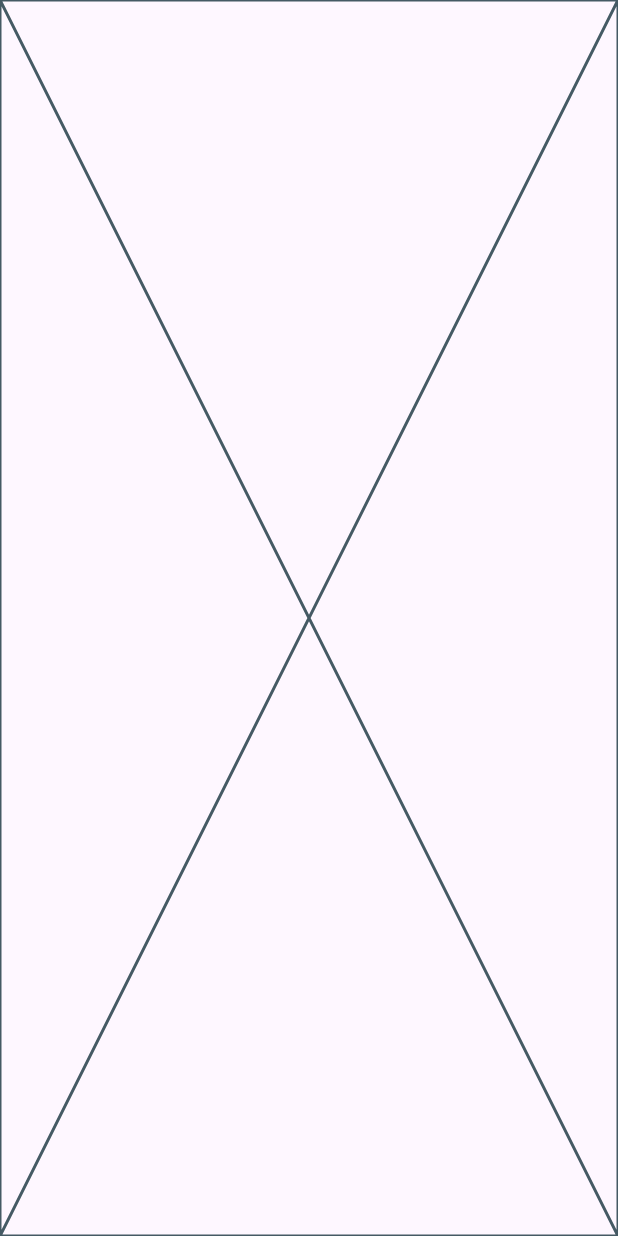
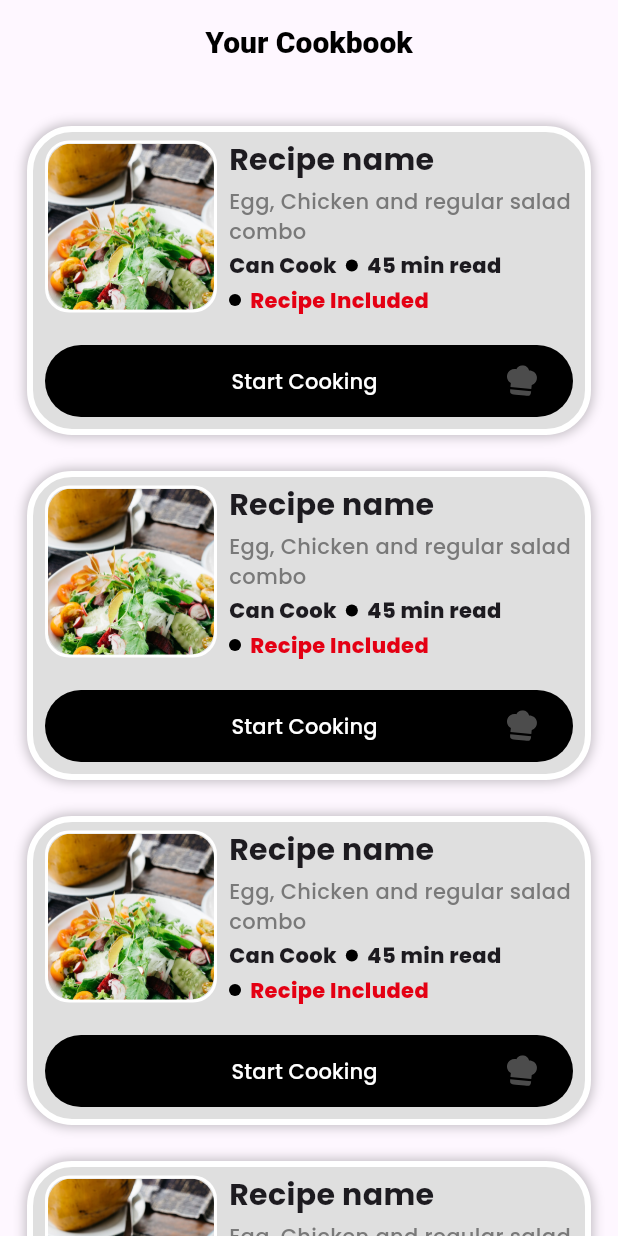
Before and after one commit to Nishan123/Yumm-AI, a Flutter app: the CookbookScreen screen opened directly, on a phone screen of 412 x 824 dp. Run offline on Flutter 3.47's test engine with Material 3 defaults, Android fonts, the phone set to English and light mode, and no system bars; our stand-ins replace cached_network_image, flutter_lucide, flutter_svg, readmore.

Commit message:
feat: Enhance UI with new Scanner and Cookbook features, update login/signup screens, and add secondary button

```diff
--- a/lib/core/styles/app_colors.dart
+++ b/lib/core/styles/app_colors.dart
@@ -8,10 +8,9 @@ class AppColors {
   static Color extraLightBlackColor = const Color.fromARGB(255, 223, 223, 223);
   static Color shadowColor = const Color.fromARGB(60, 0, 0, 0);
   static Color whiteShadowColor = const Color.fromARGB(255, 186, 255, 175);
+  static Color lightWhiteColor = const Color.fromARGB(60, 255, 255, 255);
   static Color whiteColor = Colors.white;
   static Color normalIconColor = const Color.fromARGB(80, 0, 0, 0);
   static Color blueColor = const Color.fromARGB(255, 73, 0, 162);
   static Color redColor = const Color.fromARGB(255, 228, 0, 19);
-
-
 }
--- a/lib/main.dart
+++ b/lib/main.dart
@@ -2,6 +2,7 @@ import 'package:flutter/material.dart';
 import 'package:yumm_ai/core/styles/app_colors.dart';
 import 'package:yumm_ai/core/styles/app_text_styles.dart';
 import 'package:yumm_ai/screens/main/main_screen.dart';
+import 'package:yumm_ai/screens/scanner/scanner_screen.dart';
 
 void main() {
   runApp(const MyApp());
@@ -21,7 +22,7 @@ class MyApp extends StatelessWidget {
         ),
       ),
       debugShowCheckedModeBanner: false,
-      home: MainScreen(),
+      home: ScannerScreen(),
     );
   }
 }
--- a/lib/screens/auth/signup_screen.dart
+++ b/lib/screens/auth/signup_screen.dart
@@ -37,7 +37,7 @@ class _SignupScreenState extends State<SignupScreen> {
                     child: Column(
                       crossAxisAlignment: CrossAxisAlignment.start,
                       mainAxisAlignment: MainAxisAlignment.center,
-                      spacing: 24,
+                      spacing: 20,
                       children: [
                         SizedBox(height: 50),
                         Spacer(),
@@ -104,13 +104,14 @@ class _SignupScreenState extends State<SignupScreen> {
 
                         PrimaryButton(
                           text: "Sign Up",
-                          backgroundColor: AppColors.primaryColor,
                         ),
                         CustomDivider(),
+
                         GoogleSigninButton(
                           onTap: () {},
                           text: "Sign Up with Google",
                         ),
+
                         Spacer(),
                         Row(
                           mainAxisAlignment: MainAxisAlignment.center,
--- a/lib/screens/cookbook/cookbook_screen.dart
+++ b/lib/screens/cookbook/cookbook_screen.dart
@@ -1,4 +1,5 @@
 import 'package:flutter/material.dart';
+import 'package:yumm_ai/screens/cookbook/widgets/cookbook_card.dart';
 
 class CookbookScreen extends StatefulWidget {
   const CookbookScreen({super.key});
@@ -10,6 +11,25 @@ class CookbookScreen extends StatefulWidget {
 class _CookbookScreenState extends State<CookbookScreen> {
   @override
   Widget build(BuildContext context) {
-    return Scaffold(body: SafeArea(child: Placeholder()));
+    return Scaffold(
+      appBar: AppBar(title: Text("Your Cookbook")),
+      body: SafeArea(
+        child: SingleChildScrollView(
+          child: Column(
+            children: [
+              SizedBox(height: 28,),
+              ListView.builder(
+                shrinkWrap: true,
+                physics: NeverScrollableScrollPhysics(),
+                itemCount: 12,
+                itemBuilder: (context, index) {
+                  return CookbookCard();
+                },
+              ),
+            ],
+          ),
+        ),
+      ),
+    );
   }
 }
--- /dev/null
+++ b/lib/screens/cookbook/widgets/cookbook_card.dart
@@ -0,0 +1,184 @@
+import 'package:flutter/material.dart';
+import 'package:yumm_ai/core/styles/app_colors.dart';
+import 'package:yumm_ai/core/styles/app_text_styles.dart';
+import 'package:yumm_ai/widgets/dot.dart';
+import 'package:yumm_ai/widgets/secondary_button.dart';
+
+class CookbookCard extends StatelessWidget {
+  const CookbookCard({super.key});
+
+  @override
+  Widget build(BuildContext context) {
+    var mq = MediaQuery.of(context).size;
+
+    return Dismissible(
+      confirmDismiss: (direction) async {
+        return await showDialog(
+          context: context,
+          builder: (BuildContext context) {
+            return AlertDialog(
+              title: Text('Delete Recipe'),
+              content: Text('Are you sure you want to delete this recipe?'),
+              actions: [
+                TextButton(
+                  onPressed: () => Navigator.of(context).pop(false),
+                  child: Text('Cancel'),
+                ),
+                TextButton(
+                  onPressed: () => Navigator.of(context).pop(true),
+                  child: Text('Delete'),
+                ),
+              ],
+            );
+          },
+        );
+      },
+      background: Container(
+        margin: EdgeInsets.only(bottom: 24),
+        padding: EdgeInsets.only(right: 30),
+        color: AppColors.redColor,
+        child: Row(
+          mainAxisAlignment: MainAxisAlignment.end,
+          crossAxisAlignment: CrossAxisAlignment.center,
+          children: [
+            SizedBox(height: MediaQuery.of(context).size.height * 0.5),
+            Icon(Icons.delete, color: Colors.white, size: 32),
+            SizedBox(height: 4),
+            Text(
+              'Delete',
+              style: TextStyle(
+                color: Colors.white,
+                fontWeight: FontWeight.bold,
+              ),
+            ),
+          ],
+        ),
+      ),
+      key: Key(UniqueKey().toString()),
+      direction: DismissDirection.endToStart,
+      child: Container(
+        padding: EdgeInsets.only(left: 8, right: 8, bottom: 8, top: 4),
+        margin: EdgeInsets.only(left: 18, right: 18, bottom: 24),
+        height: mq.height * 0.25,
+        width: mq.width,
+        decoration: BoxDecoration(
+          color: AppColors.extraLightBlackColor,
+          border: Border.all(color: AppColors.whiteColor, width: 4),
+          borderRadius: BorderRadius.circular(30),
+          boxShadow: [
+            BoxShadow(
+              color: AppColors.shadowColor,
+              spreadRadius: 1,
+              blurRadius: 6,
+            ),
+          ],
+        ),
+        child: Column(
+          mainAxisSize: MainAxisSize.max,
+          children: [
+            Row(
+              spacing: 8,
+              children: [
+                // Image Container
+                Expanded(
+                  flex: 3,
+                  child: AspectRatio(
+                    aspectRatio: 1,
+                    child: Container(
+                      decoration: BoxDecoration(
+                        borderRadius: BorderRadius.circular(16),
+                        border: Border.all(
+                          width: 2,
+                          color: AppColors.whiteColor,
+                        ),
+                      ),
+                      child: ClipRRect(
+                        borderRadius: BorderRadiusGeometry.circular(16),
+                        child: Image.asset(
+                          "assets/images/salad.png",
+                          fit: BoxFit.cover,
+                        ),
+                      ),
+                    ),
+                  ),
+                ),
+
+                // Information Column
+                Expanded(
+                  flex: 6,
+                  child: Column(
+                    spacing: 3,
+                    crossAxisAlignment: CrossAxisAlignment.start,
+                    children: [
+                      Text(
+                        "Recipe name",
+                        style: AppTextStyles.title.copyWith(
+                          fontWeight: FontWeight.w700,
+                        ),
+                      ),
+                      Text(
+                        "Egg, Chicken and regular salad combo",
+                        style: AppTextStyles.normalText.copyWith(
+                          color: AppColors.descriptionTextColor,
+                        ),
+                      ),
+                      Row(
+                        spacing: 6,
+                        children: [
+                          Flexible(
+                            child: Text(
+                              "Can Cook",
+                              style: AppTextStyles.normalText.copyWith(
+                                fontWeight: FontWeight.w800,
+                              ),
+                              overflow: TextOverflow.ellipsis,
+                            ),
+                          ),
+                          dot(),
+                          Flexible(
+                            child: Text(
+                              "45 min read",
+                              style: AppTextStyles.normalText.copyWith(
+                                fontWeight: FontWeight.w800,
+                              ),
+                              overflow: TextOverflow.ellipsis,
+                            ),
+                          ),
+                        ],
+                      ),
+                      Row(
+                        spacing: 6,
+                        children: [
+                          dot(),
+                          Flexible(
+                            child: Text(
+                              "Recipe Included",
+                              style: AppTextStyles.normalText.copyWith(
+                                fontWeight: FontWeight.w800,
+                                color: AppColors.redColor,
+                              ),
+                              overflow: TextOverflow.ellipsis,
+                            ),
+                          ),
+                        ],
+                      ),
+                    ],
+                  ),
+                ),
+              ],
+            ),
+
+            Spacer(),
+            SecondaryButton(
+              haveHatIcon: true,
+              borderRadius: 40,
+              backgroundColor: AppColors.blackColor,
+              onTap: () {},
+              text: "Start Cooking",
+            ),
+          ],
+        ),
+      ),
+    );
+  }
+}
--- a/lib/screens/setting/widgets/setting_list_group.dart
+++ b/lib/screens/setting/widgets/setting_list_group.dart
@@ -21,6 +21,7 @@ class SettingListGroup extends StatelessWidget {
           groupName,
           style: AppTextStyles.h5.copyWith(
             color: AppColors.descriptionTextColor,
+            fontWeight: FontWeight.w400
           ),
         ),
         ...settingLists,
--- /dev/null
+++ b/lib/widgets/dot.dart
@@ -0,0 +1,13 @@
+ import 'package:flutter/material.dart';
+import 'package:yumm_ai/core/styles/app_colors.dart';
+
+Widget dot() {
+    return Container(
+      height: 8,
+      width: 8,
+      decoration: BoxDecoration(
+        shape: BoxShape.circle,
+        color: AppColors.blackColor,
+      ),
+    );
+  }
--- /dev/null
+++ b/lib/widgets/secondary_button.dart
@@ -0,0 +1,45 @@
+import 'package:flutter/material.dart';
+import 'package:flutter_svg/svg.dart';
+import 'package:yumm_ai/core/styles/app_colors.dart';
+
+class SecondaryButton extends StatelessWidget {
+  final Color backgroundColor;
+  final double? borderRadius;
+  final VoidCallback onTap;
+  final String text;
+  final bool? haveHatIcon;
+  const SecondaryButton({
+    super.key,
+    required this.backgroundColor,
+    this.borderRadius,
+    required this.onTap,
+    required this.text,
+    this.haveHatIcon
+  });
+
+  @override
+  Widget build(BuildContext context) {
+    return SizedBox(
+      height: 48,
+      width: double.infinity,
+      child: ElevatedButton(
+        style: ElevatedButton.styleFrom(
+          elevation: 0,
+          shape: RoundedRectangleBorder(
+            borderRadius: BorderRadius.circular(borderRadius ?? 8),
+          ),
+          backgroundColor: backgroundColor,
+          foregroundColor: AppColors.whiteColor,
+        ),
+        onPressed: onTap,
+        child: (haveHatIcon??false)?Row(
+          mainAxisAlignment: MainAxisAlignment.spaceBetween,
+          children: [
+          SizedBox(width: 14,),
+          Text(text),
+          SvgPicture.asset("assets/images/hatIcon.svg")
+        ],):Text(text)
+      ),
+    );
+  }
+}
```
Also changed, not shown: lib/screens/auth/login_screen.dart (+6 -6 lines), lib/screens/home/widgets/home_app_bar.dart (+8 -1 lines), lib/screens/home/widgets/home_food_recommendations.dart (+28 -3 lines), lib/screens/home/widgets/recommended_food_scroll_snap.dart (+6 -2 lines), lib/screens/home/widgets/top_recipe_card.dart (+16 -13 lines), lib/screens/scanner/scanner_screen.dart (added, +58 -0 lines), lib/screens/setting/setting_screen.dart (+9 -0 lines), lib/screens/setting/widgets/profile_preview_card.dart (+7 -1 lines), lib/widgets/custom_icon_button.dart (+25 -9 lines), lib/widgets/primary_button.dart (+5 -4 lines), assets/images/hatIcon.svg (added).
